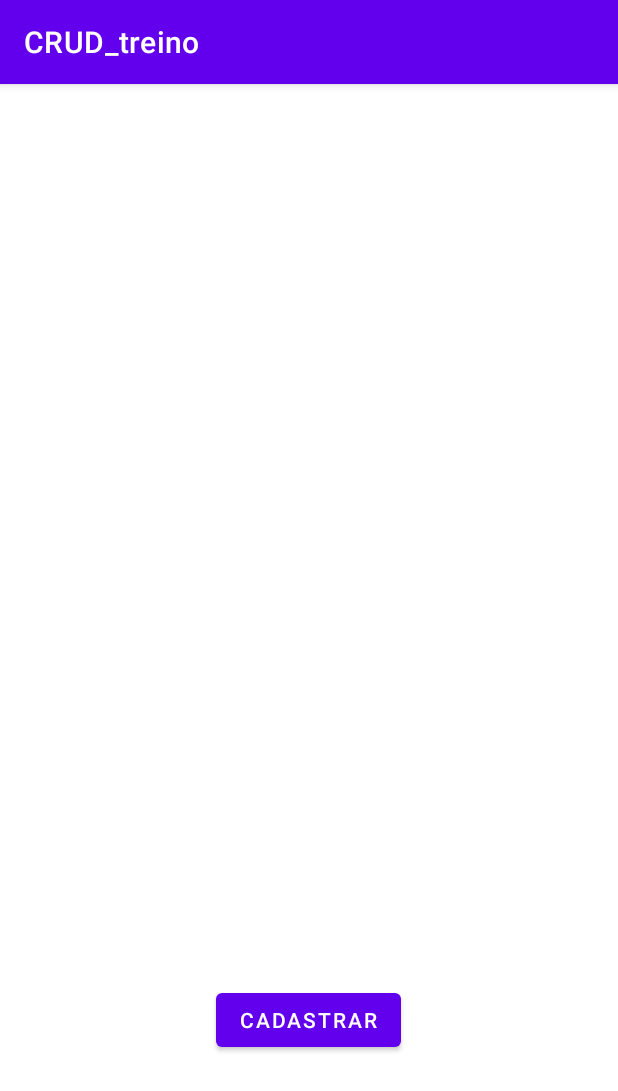
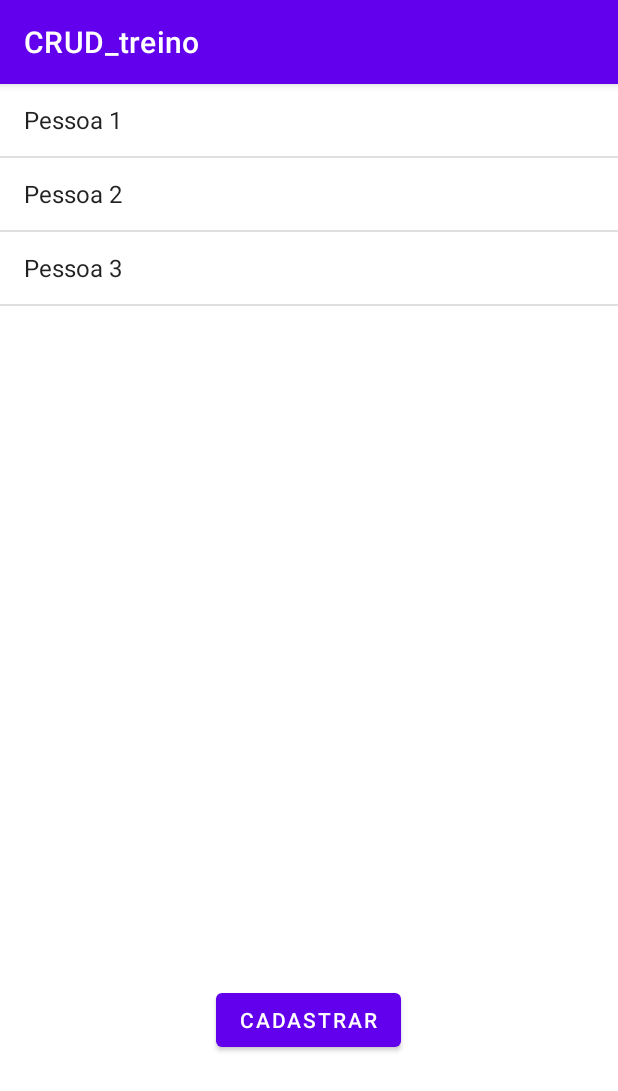
Before and after one commit to MarioJambo/Tl1FormRepos, an Android app: the screen it shows after launch (MainActivity), on a phone screen of 412 x 824 dp. Shown: the top 1091 px of the screen. Run offline under Robolectric (Android 15) with nearby library versions, the phone set to English and light mode, and no system bars.

```diff
--- a/CRUD_treino/app/src/main/java/mz/ac/isutc/i33/crud_treino/MainActivity.java
+++ b/CRUD_treino/app/src/main/java/mz/ac/isutc/i33/crud_treino/MainActivity.java
@@ -4,6 +4,7 @@ import androidx.appcompat.app.AppCompatActivity;
 
 import android.database.Cursor;
 import android.database.sqlite.SQLiteDatabase;
+import android.database.sqlite.SQLiteStatement;
 import android.os.Bundle;
 import android.widget.ArrayAdapter;
 import android.widget.ListView;
@@ -22,6 +23,7 @@ public class MainActivity extends AppCompatActivity {
         setContentView(R.layout.activity_main);
         listView = findViewById(R.id.listaDados);
         criarBancoDados();
+        InserirDados();
         listarDados();
     }
 
@@ -40,6 +42,25 @@ public class MainActivity extends AppCompatActivity {
             e.printStackTrace();
         }
     }
+
+    private void InserirDados() {
+        try {
+            bancoDados = openOrCreateDatabase("CrudApp", MODE_PRIVATE, null);
+            String sql = "INSERT INTO pessoas (nome) VALUES(?)";
+            SQLiteStatement statement = bancoDados.compileStatement(sql);
+            statement.bindString(1, "Pessoa 1");
+            statement.executeInsert();
+            statement.bindString(1, "Pessoa 2");
+            statement.executeInsert();
+            statement.bindString(1, "Pessoa 3");
+            statement.executeInsert();
+            bancoDados.close();
+    }catch (Exception e){
+            e.printStackTrace();
+        }
+    }
+
+
 
     private void listarDados() {
         try {
```
